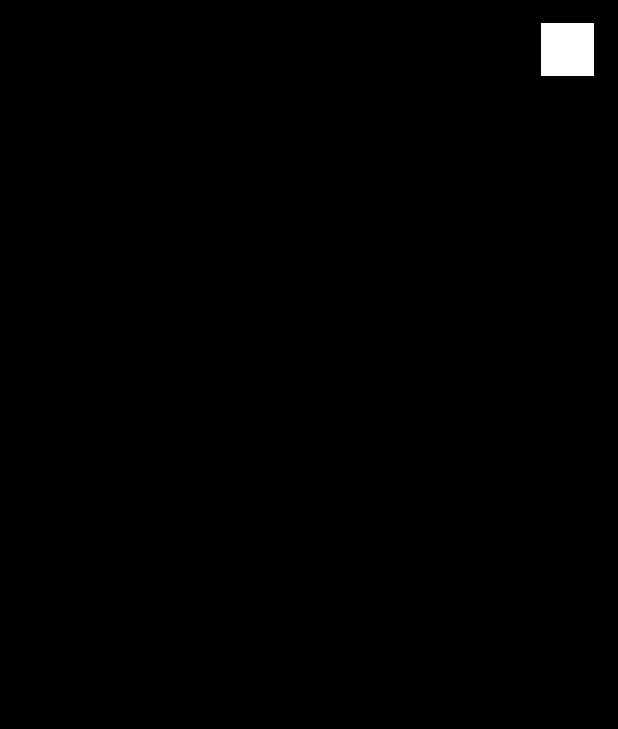
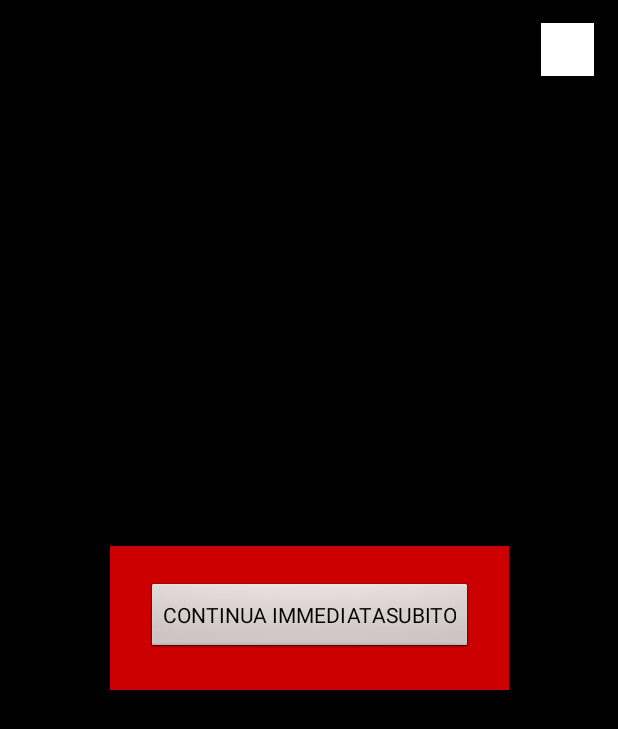
Before and after one commit to macsimbodnar/ppb, an Android app: the layout activity_game.xml on its own in the app's theme, with its tools: preview values and no code run, on a phone screen of 412 x 824 dp. Shown: the top 729 px of the screen. Run offline under Robolectric (Android 15) with nearby library versions, the phone set to English and light mode, and no system bars.

Commit message:
Set better develop config
Moving visibility GONE of pause menu from xml to java

```diff
--- a/app/src/main/java/com/mazerfaker/pewpewboom/app/GameActivity.java
+++ b/app/src/main/java/com/mazerfaker/pewpewboom/app/GameActivity.java
@@ -66,7 +66,10 @@ public class GameActivity extends Activity {
         _gameLayout = (ConstraintLayout) findViewById(R.id.canvas_container);
         _fire = (ConstraintLayout) findViewById(R.id.bottom_bar);
         _pauseButton = (ImageButton) findViewById(R.id.pause_button);
+
         _pauseMenuContainer = (ConstraintLayout) findViewById(R.id.pause_menu_container);
+        _pauseMenuContainer.setVisibility(View.GONE);
+
         _continueButton = (Button) findViewById(R.id.continue_button);
     }
 
--- a/app/src/main/res/layout/activity_game.xml
+++ b/app/src/main/res/layout/activity_game.xml
@@ -96,7 +96,7 @@
         android:layout_width="wrap_content"
         android:layout_height="wrap_content"
         android:background="@android:color/holo_red_dark"
-        android:visibility="gone"
+        android:visibility="visible"
         app:layout_constraintBottom_toBottomOf="parent"
         app:layout_constraintLeft_toLeftOf="parent"
         app:layout_constraintRight_toRightOf="parent"
```
